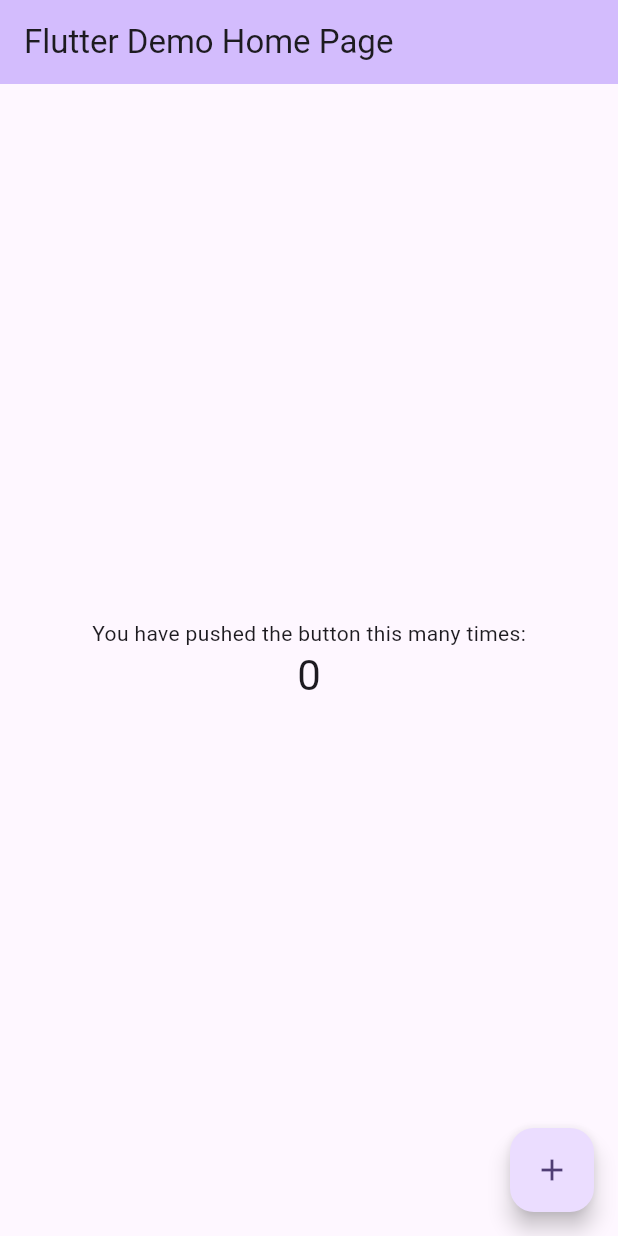
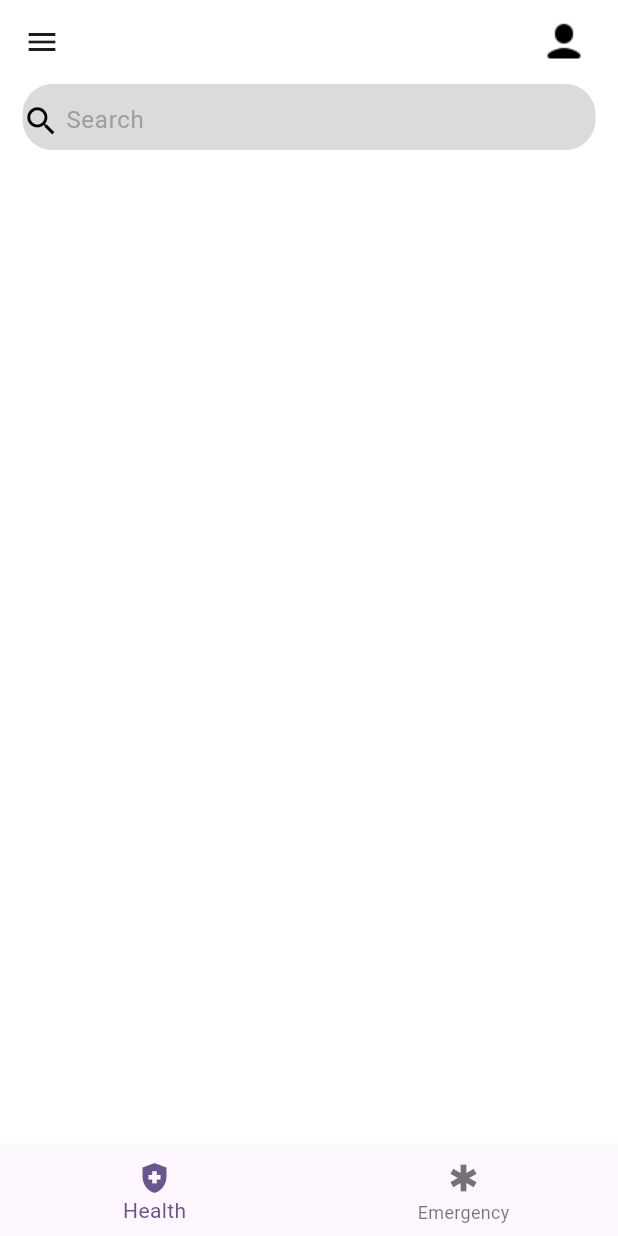
Before and after one commit to lythnaggayi/ResqueHQ, a Flutter app: the screen it shows after launch, on a phone screen of 412 x 824 dp. Run offline on Flutter 3.47's test engine with Material 3 defaults, Android fonts, the phone set to English and light mode, and no system bars.

Commit message:
Added stuff to the main dart file

```diff
--- a/rescue_hq/lib/main.dart
+++ b/rescue_hq/lib/main.dart
@@ -6,120 +6,101 @@ void main() {
 
 class MyApp extends StatelessWidget {
   const MyApp({super.key});
-
-  // This widget is the root of your application.
   @override
   Widget build(BuildContext context) {
     return MaterialApp(
-      title: 'Flutter Demo',
+      debugShowCheckedModeBanner: false,
+      title: 'Resque HQ',
       theme: ThemeData(
-        // This is the theme of your application.
-        //
-        // TRY THIS: Try running your application with "flutter run". You'll see
-        // the application has a blue toolbar. Then, without quitting the app,
-        // try changing the seedColor in the colorScheme below to Colors.green
-        // and then invoke "hot reload" (save your changes or press the "hot
-        // reload" button in a Flutter-supported IDE, or press "r" if you used
-        // the command line to start the app).
-        //
-        // Notice that the counter didn't reset back to zero; the application
-        // state is not lost during the reload. To reset the state, use hot
-        // restart instead.
-        //
-        // This works for code too, not just values: Most code changes can be
-        // tested with just a hot reload.
         colorScheme: ColorScheme.fromSeed(seedColor: Colors.deepPurple),
         useMaterial3: true,
       ),
-      home: const MyHomePage(title: 'Flutter Demo Home Page'),
+      home: const MyHomePage(title: ''),
     );
   }
 }
 
 class MyHomePage extends StatefulWidget {
   const MyHomePage({super.key, required this.title});
-
-  // This widget is the home page of your application. It is stateful, meaning
-  // that it has a State object (defined below) that contains fields that affect
-  // how it looks.
-
-  // This class is the configuration for the state. It holds the values (in this
-  // case the title) provided by the parent (in this case the App widget) and
-  // used by the build method of the State. Fields in a Widget subclass are
-  // always marked "final".
-
   final String title;
-
   @override
   State<MyHomePage> createState() => _MyHomePageState();
 }
 
 class _MyHomePageState extends State<MyHomePage> {
-  int _counter = 0;
-
-  void _incrementCounter() {
-    setState(() {
-      // This call to setState tells the Flutter framework that something has
-      // changed in this State, which causes it to rerun the build method below
-      // so that the display can reflect the updated values. If we changed
-      // _counter without calling setState(), then the build method would not be
-      // called again, and so nothing would appear to happen.
-      _counter++;
-    });
-  }
-
+  int _currentIndex = 0;
   @override
   Widget build(BuildContext context) {
-    // This method is rerun every time setState is called, for instance as done
-    // by the _incrementCounter method above.
-    //
-    // The Flutter framework has been optimized to make rerunning build methods
-    // fast, so that you can just rebuild anything that needs updating rather
-    // than having to individually change instances of widgets.
     return Scaffold(
+      backgroundColor: const Color.fromARGB(141, 255, 255, 255),
       appBar: AppBar(
-        // TRY THIS: Try changing the color here to a specific color (to
-        // Colors.amber, perhaps?) and trigger a hot reload to see the AppBar
-        // change color while the other colors stay the same.
-        backgroundColor: Theme.of(context).colorScheme.inversePrimary,
-        // Here we take the value from the MyHomePage object that was created by
-        // the App.build method, and use it to set our appbar title.
-        title: Text(widget.title),
-      ),
-      body: Center(
-        // Center is a layout widget. It takes a single child and positions it
-        // in the middle of the parent.
-        child: Column(
-          // Column is also a layout widget. It takes a list of children and
-          // arranges them vertically. By default, it sizes itself to fit its
-          // children horizontally, and tries to be as tall as its parent.
-          //
-          // Column has various properties to control how it sizes itself and
-          // how it positions its children. Here we use mainAxisAlignment to
-          // center the children vertically; the main axis here is the vertical
-          // axis because Columns are vertical (the cross axis would be
-          // horizontal).
-          //
-          // TRY THIS: Invoke "debug painting" (choose the "Toggle Debug Paint"
-          // action in the IDE, or press "p" in the console), to see the
-          // wireframe for each widget.
-          mainAxisAlignment: MainAxisAlignment.center,
-          children: <Widget>[
-            const Text(
-              'You have pushed the button this many times:',
-            ),
-            Text(
-              '$_counter',
-              style: Theme.of(context).textTheme.headlineMedium,
-            ),
+        backgroundColor: const Color.fromARGB(141, 255, 255, 255),
+        title: Row(
+          mainAxisAlignment: MainAxisAlignment.spaceBetween,
+          children: [
+            Icon(Icons.menu),
+            Container(
+              height: 40,
+              width: 40,
+              child: ClipRRect(
+                borderRadius: BorderRadius.circular(20),
+                child: Image.asset('images/user.png'),
+              ),
+            )
           ],
         ),
       ),
-      floatingActionButton: FloatingActionButton(
-        onPressed: _incrementCounter,
-        tooltip: 'Increment',
-        child: const Icon(Icons.add),
-      ), // This trailing comma makes auto-formatting nicer for build methods.
+      body: Center(
+        child: _currentIndex == 0
+            ? Container(
+                padding: const EdgeInsets.symmetric(horizontal: 15),
+                color: const Color.fromARGB(141, 255, 255, 255),
+                child: Column(children: [
+                  Container(
+                    height: 44,
+                    width: 620,
+                    decoration: BoxDecoration(
+                        color: const Color.fromARGB(255, 219, 219, 219),
+                        borderRadius: BorderRadius.circular(20)),
+                    child: const TextField(
+                      decoration: InputDecoration(
+                          contentPadding: EdgeInsets.all(0),
+                          prefixIcon: Icon(
+                            Icons.search,
+                            color: Colors.black,
+                            size: 25,
+                          ),
+                          prefixIconConstraints:
+                              BoxConstraints(maxHeight: 20, minWidth: 25),
+                          border: InputBorder.none,
+                          hintText: 'Search',
+                          hintStyle: TextStyle(color: Colors.grey)),
+                    ),
+                  )
+                ]),
+              )
+            : Container(
+                color: Colors.blue,
+              ),
+      ),
+      bottomNavigationBar: BottomNavigationBar(
+        items: const [
+          BottomNavigationBarItem(
+            label: 'Health',
+            icon: Icon(Icons.health_and_safety),
+          ),
+          BottomNavigationBarItem(
+            label: 'Emergency',
+            icon: Icon(Icons.emergency),
+          ),
+        ],
+        currentIndex: _currentIndex,
+        onTap: (int index) {
+          setState(() {
+            _currentIndex = index;
+          });
+        },
+      ),
     );
   }
 }
--- a/rescue_hq/pubspec.yaml
+++ b/rescue_hq/pubspec.yaml
@@ -50,7 +50,7 @@ dev_dependencies:
 # For information on the generic Dart part of this file, see the
 # following page: https://dart.dev/tools/pub/pubspec
 
-# The following section is specific to Flutter packages.
+# The following section is specific to Flutter packages.rescue_hq/pubspec.yaml
 flutter:
 
   # The following line ensures that the Material Icons font is
@@ -59,8 +59,8 @@ flutter:
   uses-material-design: true
 
   # To add assets to your application, add an assets section, like this:
-  # assets:
-  #   - images/a_dot_burr.jpeg
+  assets:
+     - images/user.png
   #   - images/a_dot_ham.jpeg
 
   # An image asset can refer to one or more resolution-specific "variants", see
```
Also changed, not shown: rescue_hq/images/user.png (added), rescue_hq/images/userIcon.jpg (added).
